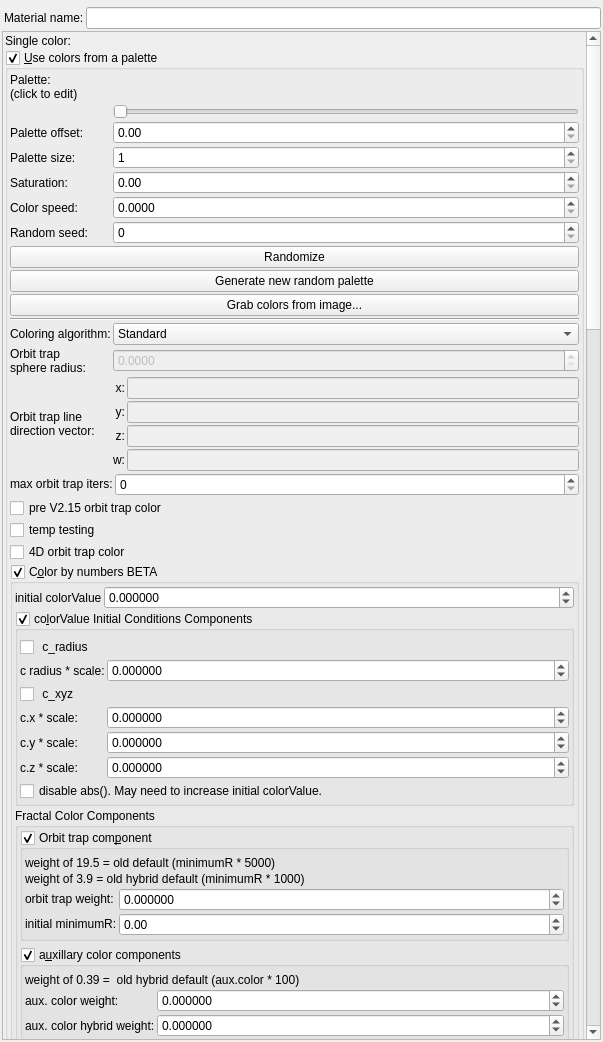
Before: the Qt Designer form mandelbulber2/qt/material_editor.ui in buddhi1980/mandelbulber2, drawn with Qt 5.
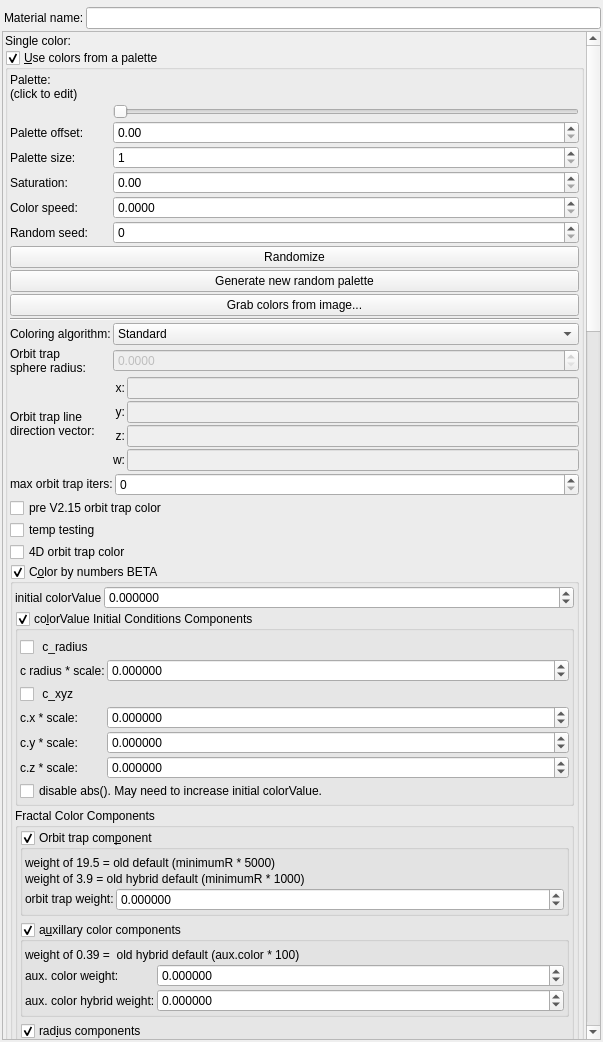
After: the same form once the commit is applied. Icons and pictures are not drawn. Custom widgets are drawn as their Qt base class.

Commit message:
a) minimumR parameter is removed from color-by-numbers, it is now renamed and declared as colorMin = 1000.0 in compute_fractal.cpp
b) Implemented some c++ updates  into openCL

```diff
--- a/mandelbulber2/qt/material_editor.ui
+++ b/mandelbulber2/qt/material_editor.ui
@@ -81,9 +81,9 @@
       <property name="geometry">
        <rect>
         <x>0</x>
-        <y>-390</y>
+        <y>-826</y>
         <width>583</width>
-        <height>3989</height>
+        <height>3961</height>
        </rect>
       </property>
       <layout class="QVBoxLayout" name="verticalLayout_2">
@@ -1050,36 +1050,8 @@
                      <property name="spacing">
                       <number>2</number>
                      </property>
-                     <item row="3" column="1">
-                      <widget class="MyDoubleSpinBox" name="spinbox_fractal_coloring_initial_minimumR">
-                       <property name="sizePolicy">
-                        <sizepolicy hsizetype="Minimum" vsizetype="Maximum">
-                         <horstretch>0</horstretch>
-                         <verstretch>0</verstretch>
-                        </sizepolicy>
-                       </property>
-                       <property name="prefix">
-                        <string/>
-                       </property>
-                       <property name="suffix">
-                        <string/>
-                       </property>
-                       <property name="decimals">
-                        <number>2</number>
-                       </property>
-                       <property name="minimum">
-                        <double>-9999.989999999999782</double>
-                       </property>
-                       <property name="maximum">
-                        <double>9999.989999999999782</double>
-                       </property>
-                       <property name="singleStep">
-                        <double>1.000000000000000</double>
-                       </property>
-                      </widget>
-                     </item>
-                     <item row="3" column="0">
-                      <widget class="QLabel" name="label_61">
+                     <item row="1" column="0">
+                      <widget class="QLabel" name="label_62">
                        <property name="font">
                         <font>
                          <weight>75</weight>
@@ -1087,7 +1059,7 @@
                         </font>
                        </property>
                        <property name="text">
-                        <string>&lt;html&gt;&lt;head/&gt;&lt;body&gt;&lt;p&gt;&lt;span style=&quot; font-weight:400;&quot;&gt;initial minimumR:&lt;/span&gt;&lt;/p&gt;&lt;/body&gt;&lt;/html&gt;</string>
+                        <string>&lt;html&gt;&lt;head/&gt;&lt;body&gt;&lt;p&gt;&lt;span style=&quot; font-weight:400;&quot;&gt;orbit trap weight:&lt;/span&gt;&lt;/p&gt;&lt;/body&gt;&lt;/html&gt;</string>
                        </property>
                       </widget>
                      </item>
@@ -1125,19 +1097,6 @@
                        </property>
                       </widget>
                      </item>
-                     <item row="1" column="0">
-                      <widget class="QLabel" name="label_62">
-                       <property name="font">
-                        <font>
-                         <weight>75</weight>
-                         <bold>true</bold>
-                        </font>
-                       </property>
-                       <property name="text">
-                        <string>&lt;html&gt;&lt;head/&gt;&lt;body&gt;&lt;p&gt;&lt;span style=&quot; font-weight:400;&quot;&gt;orbit trap weight:&lt;/span&gt;&lt;/p&gt;&lt;/body&gt;&lt;/html&gt;</string>
-                       </property>
-                      </widget>
-                     </item>
                     </layout>
                    </item>
                   </layout>
@@ -2352,7 +2311,7 @@
                  </widget>
                 </item>
                 <item>
-                 <layout class="QGridLayout" name="gridLayout_6" columnstretch="0,0">
+                 <layout class="QGridLayout" name="gridLayout_6" rowstretch="0,0" columnstretch="0,1">
                   <item row="0" column="0">
                    <widget class="QLabel" name="label_34">
                     <property name="text">
@@ -2394,7 +2353,7 @@
                   <item row="1" column="0">
                    <widget class="QLabel" name="label_37">
                     <property name="text">
-                     <string>min colorValue</string>
+                     <string>max colorValue</string>
                     </property>
                    </widget>
                   </item>
```
The commit also changes 8 other files.
